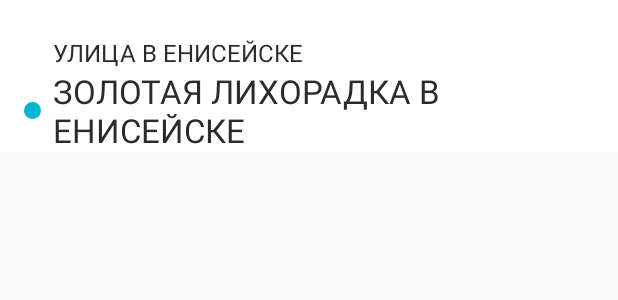
After one commit to Angainor17/ArCoreDemo, an Android app: the layout geoobject_list_item.xml on its own in the app's theme, with its tools: preview values and no code run, on a phone screen of 412 x 824 dp. The commit adds this screen. Shown: the top 300 px of the screen. Run offline under Robolectric (Android 15) with nearby library versions, the phone set to English and light mode, and no system bars.

Commit message:
RoutesScreen1 geoObjects list

```diff
--- a/api/src/main/java/com/simferopol/api/routeManager/RouteManager.kt
+++ b/api/src/main/java/com/simferopol/api/routeManager/RouteManager.kt
@@ -8,6 +8,6 @@ interface RouteManager {
 
     suspend fun getRoutes(): ManagerResult<ArrayList<Route>>
     suspend fun getRoute(): ManagerResult<Route>
-    suspend fun getGeoObjects(): ManagerResult<List<GeoObject>>
+    suspend fun getGeoObjects(): ManagerResult<ArrayList<GeoObject>>
 
 }
--- a/api/src/main/java/com/simferopol/api/routeManager/RouteManagerImpl.kt
+++ b/api/src/main/java/com/simferopol/api/routeManager/RouteManagerImpl.kt
@@ -33,9 +33,9 @@ internal class RouteManagerImpl(private val context: Context) : RouteManager {
         }
     }
 
-    override suspend fun getGeoObjects(): ManagerResult<List<GeoObject>>{
+    override suspend fun getGeoObjects(): ManagerResult<ArrayList<GeoObject>>{
         return wrapManagerResult {
-            Gson().fromJson<List<GeoObject>>(
+            Gson().fromJson<ArrayList<GeoObject>>(
                 readJson(
                     context,
                     "geoObjects.json"
--- /dev/null
+++ b/app/src/main/res/drawable/ic_bullet_dot.xml
@@ -0,0 +1,7 @@
+<?xml version="1.0" encoding="utf-8"?>
+<shape xmlns:android="http://schemas.android.com/apk/res/android"
+    android:shape="oval">
+
+    <solid android:color="@color/colorPrimary" />
+    <size android:width="11dp" android:height="11dp" />
+</shape>
--- /dev/null
+++ b/app/src/main/res/layout/geoobject_list_item.xml
@@ -0,0 +1,55 @@
+<?xml version="1.0" encoding="utf-8"?>
+
+<layout xmlns:android="http://schemas.android.com/apk/res/android"
+    xmlns:tools="http://schemas.android.com/tools">
+
+    <data>
+        <variable
+            name="vm"
+            type="com.simferopol.app.ui.routes.routeGeoObjects.vm.GeoObjectVm" />
+    </data>
+
+    <LinearLayout
+        android:layout_width="match_parent"
+        android:layout_height="wrap_content"
+        android:orientation="vertical"
+
+        tools:background="@android:color/white"
+        >
+
+            <TextView
+                android:id="@+id/textView"
+                android:text="@{vm.address}"
+                android:layout_height="wrap_content"
+                android:layout_width="wrap_content"
+                android:layout_marginStart="35dp"
+                android:layout_marginTop="24dp"
+                android:layout_marginEnd="16dp"
+                android:singleLine="false"
+                android:textColor="@color/colorSubTitle"
+                android:textSize="16dp"
+                android:textAllCaps="true"
+
+
+                tools:text="Улица в Енисейске" />
+
+            <TextView
+                android:id="@+id/textView2"
+                android:text="@{vm.name}"
+                android:layout_width="wrap_content"
+                android:layout_height="wrap_content"
+                android:layout_marginStart="16dp"
+
+                android:layout_marginEnd="16dp"
+                android:singleLine="false"
+                android:textAllCaps="true"
+                android:textColor="@color/colorPrimaryDark"
+                android:textSize="22dp"
+                android:drawableLeft="@drawable/ic_bullet_dot"
+                android:drawablePadding="8dp"
+
+                tools:text="Золотая лихорадка в Енисейске" />
+
+    </LinearLayout>
+
+</layout>
--- a/app/src/main/res/values/colors.xml
+++ b/app/src/main/res/values/colors.xml
@@ -5,4 +5,5 @@
     <color name="colorAccent">#D81B60</color>
     <color name="white">#FFFFFF</color>
     <color name="black">#000000</color>
+    <color name="colorSubTitle">#ff2b2a2c</color>
 </resources>
```
Also changed, not shown: api/src/main/java/com/simferopol/api/models/GeoObject.kt (+16 -1 lines), app/src/main/java/com/simferopol/app/ui/routes/RouteFragment.kt (deleted, +0 -55 lines), app/src/main/java/com/simferopol/app/ui/routes/dataBindings.kt (+26 -0 lines), app/src/main/java/com/simferopol/app/ui/routes/routeGeoObjects/RouteFragment.kt (added, +30 -0 lines), app/src/main/java/com/simferopol/app/ui/routes/routeGeoObjects/vm/GeoObjectListVm.kt (added, +29 -0 lines), app/src/main/java/com/simferopol/app/ui/routes/routeGeoObjects/vm/GeoObjectVm.kt (added, +29 -0 lines), app/src/main/java/com/simferopol/app/ui/routes/vm/RouteVm.kt (+1 -6 lines), app/src/main/res/layout/fragment_route.xml (+11 -15 lines), app/src/main/res/navigation/mobile_navigation.xml (+17 -1 lines).
